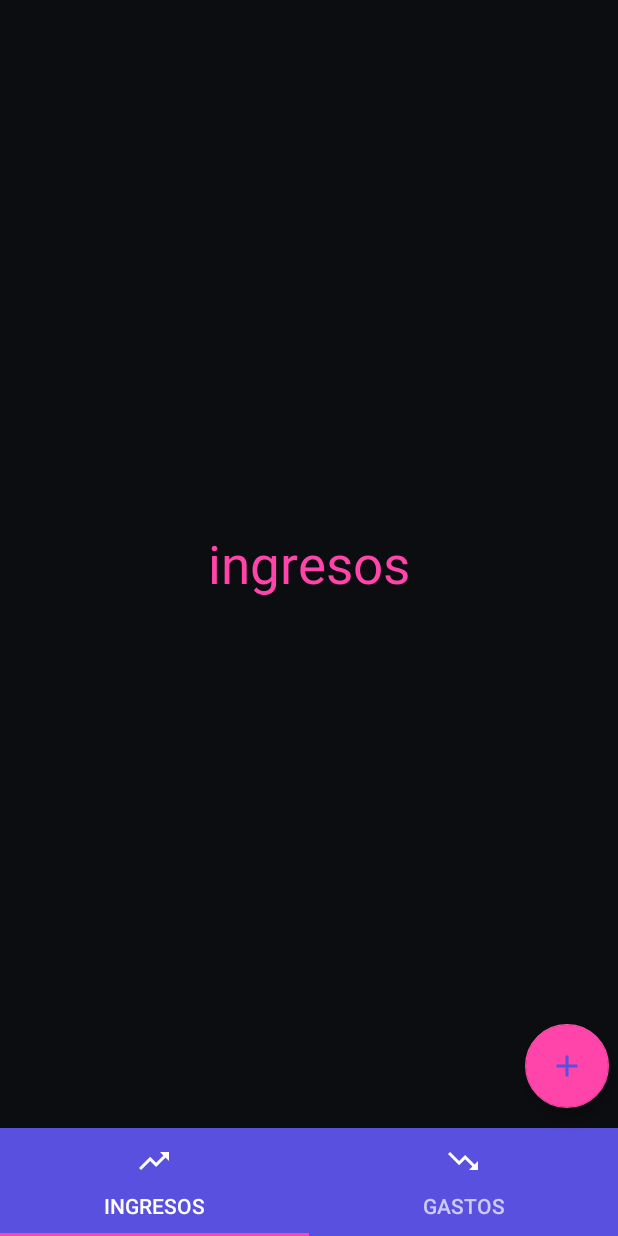
After one commit to norvilArce/proyectoAndroid, an Android app: the IngresosFragment screen opened directly, with no data from a screen before it, on a phone screen of 412 x 824 dp. The commit adds this screen. Run offline under Robolectric (Android 15) with nearby library versions, the phone set to English and light mode, and no system bars.

Commit message:
reviviendo proyecto

```diff
--- a/app/build.gradle
+++ b/app/build.gradle
@@ -27,6 +27,7 @@ dependencies {
     implementation 'androidx.appcompat:appcompat:1.2.0'
     implementation 'androidx.constraintlayout:constraintlayout:2.0.1'
     implementation 'com.google.android.material:material:1.2.0'
+    implementation 'androidx.legacy:legacy-support-v4:1.0.0'
     testImplementation 'junit:junit:4.12'
     androidTestImplementation 'androidx.test.ext:junit:1.1.2'
     androidTestImplementation 'androidx.test.espresso:espresso-core:3.3.0'
--- a/app/src/main/AndroidManifest.xml
+++ b/app/src/main/AndroidManifest.xml
@@ -9,6 +9,7 @@
         android:roundIcon="@mipmap/ic_mulu_logo_round"
         android:supportsRtl="true"
         android:theme="@style/AppTheme">
+        <activity android:name=".tabs.TabsActivity"></activity>
         <activity android:name=".SplashActivity">
             <intent-filter>
                 <action android:name="android.intent.action.MAIN" />
@@ -17,8 +18,7 @@
             </intent-filter>
         </activity>
         <activity android:name=".LoginActivity" />
-        <activity android:name=".MainActivity">
-        </activity>
+        <activity android:name=".AddActivity"></activity>
     </application>
 
 </manifest>
--- a/app/src/main/java/com/isil/appproyectoandroid/MainActivity.java
+++ b/app/src/main/java/com/isil/appproyectoandroid/AddActivity.java
@@ -4,11 +4,11 @@ import androidx.appcompat.app.AppCompatActivity;
 
 import android.os.Bundle;
 
-public class MainActivity extends AppCompatActivity {
+public class AddActivity extends AppCompatActivity {
 
     @Override
     protected void onCreate(Bundle savedInstanceState) {
         super.onCreate(savedInstanceState);
-        setContentView(R.layout.activity_main);
+        setContentView(R.layout.activity_add);
     }
 }
--- /dev/null
+++ b/app/src/main/java/com/isil/appproyectoandroid/tabs/GastosFragment.java
@@ -0,0 +1,66 @@
+package com.isil.appproyectoandroid.tabs;
+
+import android.os.Bundle;
+
+import androidx.fragment.app.Fragment;
+
+import android.view.LayoutInflater;
+import android.view.View;
+import android.view.ViewGroup;
+
+import com.isil.appproyectoandroid.R;
+
+/**
+ * A simple {@link Fragment} subclass.
+ * Use the {@link GastosFragment#newInstance} factory method to
+ * create an instance of this fragment.
+ */
+public class GastosFragment extends Fragment {
+
+    // TODO: Rename parameter arguments, choose names that match
+    // the fragment initialization parameters, e.g. ARG_ITEM_NUMBER
+    private static final String ARG_PARAM1 = "param1";
+    private static final String ARG_PARAM2 = "param2";
+
+    // TODO: Rename and change types of parameters
+    private String mParam1;
+    private String mParam2;
+
+    public GastosFragment() {
+        // Required empty public constructor
+    }
+
+    /**
+     * Use this factory method to create a new instance of
+     * this fragment using the provided parameters.
+     *
+     * @param param1 Parameter 1.
+     * @param param2 Parameter 2.
+     * @return A new instance of fragment GastosFragment.
+     */
+    // TODO: Rename and change types and number of parameters
+    public static GastosFragment newInstance(String param1, String param2) {
+        GastosFragment fragment = new GastosFragment();
+        Bundle args = new Bundle();
+        args.putString(ARG_PARAM1, param1);
+        args.putString(ARG_PARAM2, param2);
+        fragment.setArguments(args);
+        return fragment;
+    }
+
+    @Override
+    public void onCreate(Bundle savedInstanceState) {
+        super.onCreate(savedInstanceState);
+        if (getArguments() != null) {
+            mParam1 = getArguments().getString(ARG_PARAM1);
+            mParam2 = getArguments().getString(ARG_PARAM2);
+        }
+    }
+
+    @Override
+    public View onCreateView(LayoutInflater inflater, ViewGroup container,
+                             Bundle savedInstanceState) {
+        // Inflate the layout for this fragment
+        return inflater.inflate(R.layout.fragment_gastos, container, false);
+    }
+}
--- /dev/null
+++ b/app/src/main/java/com/isil/appproyectoandroid/tabs/IngresosFragment.java
@@ -0,0 +1,66 @@
+package com.isil.appproyectoandroid.tabs;
+
+import android.os.Bundle;
+
+import androidx.fragment.app.Fragment;
+
+import android.view.LayoutInflater;
+import android.view.View;
+import android.view.ViewGroup;
+
+import com.isil.appproyectoandroid.R;
+
+/**
+ * A simple {@link Fragment} subclass.
+ * Use the {@link IngresosFragment#newInstance} factory method to
+ * create an instance of this fragment.
+ */
+public class IngresosFragment extends Fragment {
+
+    // TODO: Rename parameter arguments, choose names that match
+    // the fragment initialization parameters, e.g. ARG_ITEM_NUMBER
+    private static final String ARG_PARAM1 = "param1";
+    private static final String ARG_PARAM2 = "param2";
+
+    // TODO: Rename and change types of parameters
+    private String mParam1;
+    private String mParam2;
+
+    public IngresosFragment() {
+        // Required empty public constructor
+    }
+
+    /**
+     * Use this factory method to create a new instance of
+     * this fragment using the provided parameters.
+     *
+     * @param param1 Parameter 1.
+     * @param param2 Parameter 2.
+     * @return A new instance of fragment IngresosFragment.
+     */
+    // TODO: Rename and change types and number of parameters
+    public static IngresosFragment newInstance(String param1, String param2) {
+        IngresosFragment fragment = new IngresosFragment();
+        Bundle args = new Bundle();
+        args.putString(ARG_PARAM1, param1);
+        args.putString(ARG_PARAM2, param2);
+        fragment.setArguments(args);
+        return fragment;
+    }
+
+    @Override
+    public void onCreate(Bundle savedInstanceState) {
+        super.onCreate(savedInstanceState);
+        if (getArguments() != null) {
+            mParam1 = getArguments().getString(ARG_PARAM1);
+            mParam2 = getArguments().getString(ARG_PARAM2);
+        }
+    }
+
+    @Override
+    public View onCreateView(LayoutInflater inflater, ViewGroup container,
+                             Bundle savedInstanceState) {
+        // Inflate the layout for this fragment
+        return inflater.inflate(R.layout.fragment_ingresos, container, false);
+    }
+}
--- /dev/null
+++ b/app/src/main/java/com/isil/appproyectoandroid/tabs/PagerAdapter.java
@@ -0,0 +1,42 @@
+package com.isil.appproyectoandroid.tabs;
+
+import androidx.annotation.NonNull;
+import androidx.annotation.Nullable;
+import androidx.fragment.app.Fragment;
+import androidx.fragment.app.FragmentManager;
+import androidx.fragment.app.FragmentPagerAdapter;
+
+import java.util.ArrayList;
+import java.util.List;
+
+public class PagerAdapter extends FragmentPagerAdapter {
+
+    private List<Fragment> fragments = new ArrayList<>();
+    private List<String> fragmentsTitles = new ArrayList<>();
+
+    public PagerAdapter(FragmentManager fragmentManager) {
+        super(fragmentManager);
+    }
+
+    @NonNull
+    @Override
+    public Fragment getItem(int position) {
+        return fragments.get(position);
+    }
+
+    @Override
+    public int getCount() {
+        return fragments.size();
+    }
+
+    @Nullable
+    @Override
+    public CharSequence getPageTitle(int position) {
+        return fragmentsTitles.get(position);
+    }
+
+    public void addFragments(Fragment fragment, String title) {
+        fragments.add(fragment);
+        fragmentsTitles.add(title);
+    }
+}
--- /dev/null
+++ b/app/src/main/java/com/isil/appproyectoandroid/tabs/TabsActivity.java
@@ -0,0 +1,77 @@
+package com.isil.appproyectoandroid.tabs;
+
+import androidx.appcompat.app.AppCompatActivity;
+import androidx.viewpager.widget.ViewPager;
+
+import android.content.Intent;
+import android.os.Bundle;
+import android.view.View;
+
+import com.google.android.material.floatingactionbutton.FloatingActionButton;
+import com.google.android.material.tabs.TabItem;
+import com.google.android.material.tabs.TabLayout;
+import com.isil.appproyectoandroid.AddActivity;
+import com.isil.appproyectoandroid.R;
+
+public class TabsActivity extends AppCompatActivity implements View.OnClickListener {
+
+    private TabLayout tlMovimientos;
+    private ViewPager vpTaps;
+    private TabItem tabIngresos, tabGastos;
+    private PagerAdapter adapter;
+    private FloatingActionButton fab;
+
+    @Override
+    protected void onCreate(Bundle savedInstanceState) {
+        super.onCreate(savedInstanceState);
+        setContentView(R.layout.activity_tabs);
+
+        tlMovimientos = findViewById(R.id.tlMovimientos);
+        vpTaps = findViewById(R.id.vpTabs);
+        tabIngresos = findViewById(R.id.tabIngreos);
+        tabGastos = findViewById(R.id.tabGastos);
+        fab = findViewById(R.id.fabAgregarMovimiento);
+        adapter = new PagerAdapter(getSupportFragmentManager());
+
+        tlMovimientos.setupWithViewPager(vpTaps);
+        adapter.addFragments(new IngresosFragment(), "Ingresos");
+        adapter.addFragments(new GastosFragment(), "Gastos");
+        vpTaps.setAdapter(adapter);
+
+        tlMovimientos.getTabAt(0).setIcon(R.drawable.ic_ingresos);
+        tlMovimientos.getTabAt(1).setIcon(R.drawable.ic_gastos);
+
+        tlMovimientos.addOnTabSelectedListener(new TabLayout.OnTabSelectedListener() {
+            @Override
+            public void onTabSelected(TabLayout.Tab tab) {
+                switch (tab.getPosition()) {
+                    case 0:
+                    case 1:
+                    default:
+                }
+            }
+
+            @Override
+            public void onTabUnselected(TabLayout.Tab tab) {
+
+            }
+
+            @Override
+            public void onTabReselected(TabLayout.Tab tab) {
+
+            }
+        });
+
+        fab.setOnClickListener(this);
+
+    }
+
+    @Override
+    public void onClick(View view) {
+        irAAddActivity();
+    }
+
+    private void irAAddActivity() {
+        startActivity(new Intent(this, AddActivity.class));
+    }
+}
--- /dev/null
+++ b/app/src/main/res/drawable/ic_add.xml
@@ -0,0 +1,5 @@
+<vector android:height="24dp" android:tint="#5950DF"
+    android:viewportHeight="24" android:viewportWidth="24"
+    android:width="24dp" xmlns:android="http://schemas.android.com/apk/res/android">
+    <path android:fillColor="@android:color/white" android:pathData="M19,13h-6v6h-2v-6H5v-2h6V5h2v6h6v2z"/>
+</vector>
--- /dev/null
+++ b/app/src/main/res/drawable/ic_gastos.xml
@@ -0,0 +1,5 @@
+<vector android:height="24dp" android:tint="#FFFFFF"
+    android:viewportHeight="24" android:viewportWidth="24"
+    android:width="24dp" xmlns:android="http://schemas.android.com/apk/res/android">
+    <path android:fillColor="@android:color/white" android:pathData="M16,18l2.29,-2.29 -4.88,-4.88 -4,4L2,7.41 3.41,6l6,6 4,-4 6.3,6.29L22,12v6z"/>
+</vector>
--- /dev/null
+++ b/app/src/main/res/drawable/ic_ingresos.xml
@@ -0,0 +1,5 @@
+<vector android:height="24dp" android:tint="#FFFFFF"
+    android:viewportHeight="24" android:viewportWidth="24"
+    android:width="24dp" xmlns:android="http://schemas.android.com/apk/res/android">
+    <path android:fillColor="@android:color/white" android:pathData="M16,6l2.29,2.29 -4.88,4.88 -4,-4L2,16.59 3.41,18l6,-6 4,4 6.3,-6.29L22,12V6z"/>
+</vector>
--- /dev/null
+++ b/app/src/main/res/layout/activity_tabs.xml
@@ -0,0 +1,58 @@
+<?xml version="1.0" encoding="utf-8"?>
+<FrameLayout xmlns:android="http://schemas.android.com/apk/res/android"
+    xmlns:tools="http://schemas.android.com/tools"
+    android:layout_width="match_parent"
+    android:layout_height="match_parent"
+    xmlns:app="http://schemas.android.com/apk/res-auto"
+    android:gravity="center"
+    android:orientation="vertical"
+    tools:context=".tabs.TabsActivity">
+
+    <com.google.android.material.floatingactionbutton.FloatingActionButton
+        android:id="@+id/fabAgregarMovimiento"
+        android:layout_width="wrap_content"
+        android:layout_height="wrap_content"
+        android:layout_gravity="right|bottom"
+        android:layout_marginRight="6dp"
+        app:srcCompat="@drawable/ic_add"
+        android:clickable="true"
+        android:layout_marginBottom="85dp"/>
+
+    <LinearLayout
+        android:layout_width="match_parent"
+        android:layout_height="match_parent"
+        android:gravity="center"
+        android:orientation="vertical">
+
+        <androidx.viewpager.widget.ViewPager
+            android:id="@+id/vpTabs"
+            android:layout_width="match_parent"
+            android:layout_height="match_parent"
+            android:layout_weight="1" />
+
+        <com.google.android.material.tabs.TabLayout
+            android:id="@+id/tlMovimientos"
+            android:layout_width="match_parent"
+            android:layout_height="wrap_content"
+            android:background="@color/colorPrimary">
+
+            <com.google.android.material.tabs.TabItem
+                android:id="@+id/tabIngreos"
+                android:layout_width="wrap_content"
+                android:layout_height="wrap_content"
+                android:icon="@drawable/ic_ingresos"
+                android:text="Ingresos" />
+
+            <com.google.android.material.tabs.TabItem
+                android:id="@+id/tabGastos"
+                android:layout_width="wrap_content"
+                android:layout_height="wrap_content"
+                android:icon="@drawable/ic_gastos"
+                android:text="Gastos" />
+
+        </com.google.android.material.tabs.TabLayout>
+
+
+    </LinearLayout>
+
+</FrameLayout>
--- /dev/null
+++ b/app/src/main/res/layout/fragment_ingresos.xml
@@ -0,0 +1,17 @@
+<?xml version="1.0" encoding="utf-8"?>
+<FrameLayout xmlns:android="http://schemas.android.com/apk/res/android"
+    xmlns:tools="http://schemas.android.com/tools"
+    android:layout_width="match_parent"
+    android:layout_height="match_parent"
+    tools:context=".tabs.IngresosFragment">
+
+    <!-- TODO: Update blank fragment layout -->
+    <TextView
+        android:layout_width="wrap_content"
+        android:layout_height="wrap_content"
+        android:layout_gravity="center"
+        android:textSize="35sp"
+        android:textColor="@color/colorAccent"
+        android:text="ingresos" />
+
+</FrameLayout>
--- a/app/src/main/res/values/strings.xml
+++ b/app/src/main/res/values/strings.xml
@@ -6,4 +6,6 @@
     <string name="numberHint">Your number</string>
     <string name="login">log in</string>
     <string name="registrar">sign up</string>
+    <!-- TODO: Remove or change this placeholder text -->
+    <string name="hello_blank_fragment">Hello blank fragment</string>
 </resources>
```
Also changed, not shown: app/src/main/java/com/isil/appproyectoandroid/LoginActivity.java (+5 -3 lines), app/src/main/res/layout/activity_add.xml (added, +20 -0 lines), app/src/main/res/layout/activity_main.xml (deleted, +0 -11 lines), app/src/main/res/layout/fragment_gastos.xml (added, +17 -0 lines).
